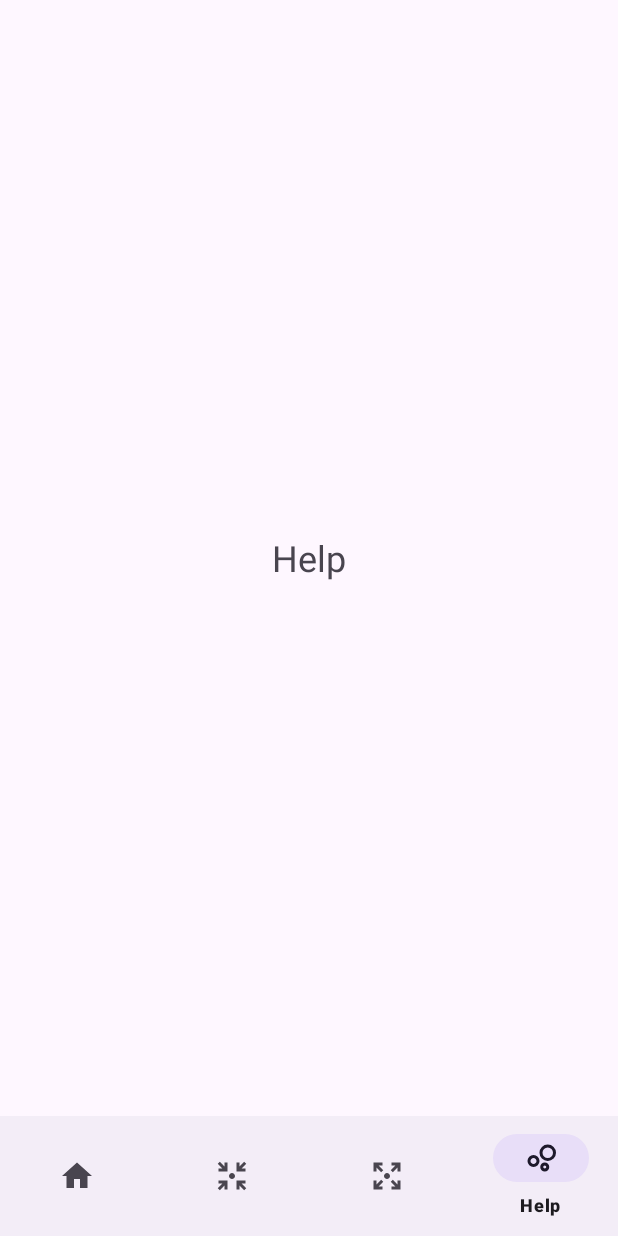
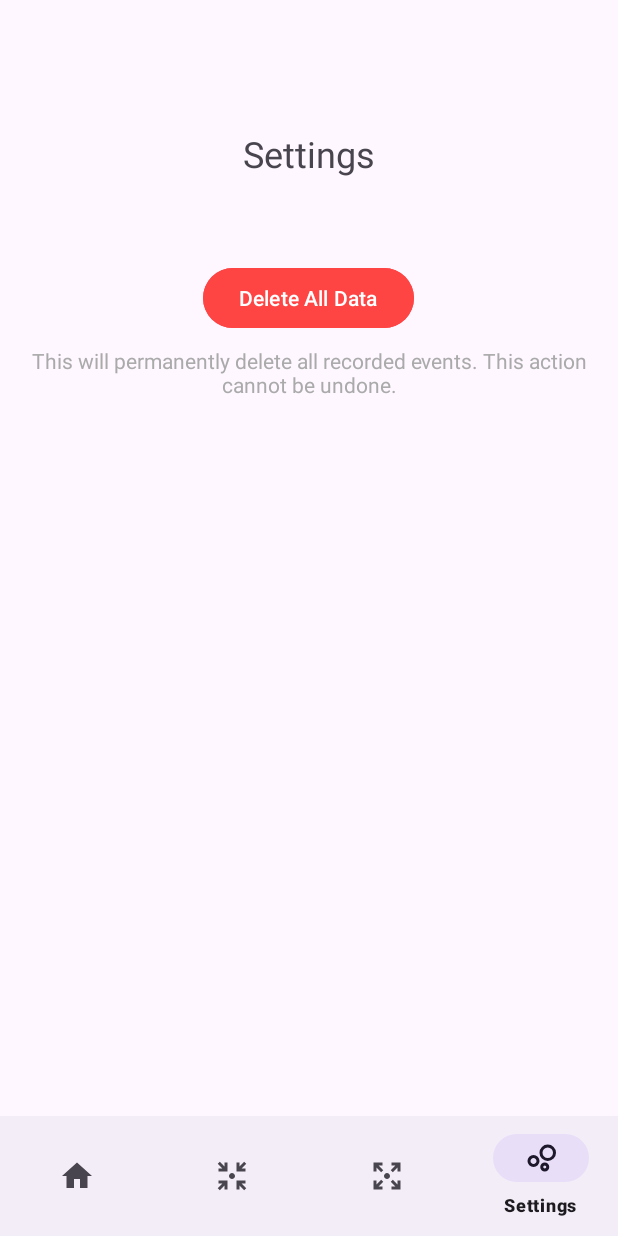
Before and after one commit to billpottle/LibreLog, an Android app: the screen it shows after launch (MainActivity), item 4 of the bottom bar chosen, on a phone screen of 412 x 824 dp. Run offline under Robolectric (Android 15) with nearby library versions, the phone set to English and light mode, and no system bars; our stand-ins replace Room's generated code; libraries missing offline, so code that uses them is left out: com.github.mikephil.charting; 6 statements that could not run were skipped.

Commit message:
adding the ability to delete entries

```diff
--- a/app/src/main/java/com/example/librelog/LogEntryDao.java
+++ b/app/src/main/java/com/example/librelog/LogEntryDao.java
@@ -2,6 +2,7 @@ package com.example.librelog;
 
 import androidx.room.Dao;
 import androidx.room.Insert;
+import androidx.room.OnConflictStrategy; // Added this import
 import androidx.room.Query;
 
 import java.util.List;
@@ -11,6 +12,12 @@ public interface LogEntryDao {
     @Insert
     void insert(LogEntry logEntry);
 
+    @Insert(onConflict = OnConflictStrategy.REPLACE) // Added this method
+    void insertAll(LogEntry... logEntries);
+
     @Query("SELECT * FROM log_entries ORDER BY timestamp DESC")
     List<LogEntry> getAllLogEntries();
+
+    @Query("DELETE FROM log_entries") // This is the missing method
+    void deleteAllEntries();
 }
--- a/app/src/main/java/com/example/librelog/MainActivity.java
+++ b/app/src/main/java/com/example/librelog/MainActivity.java
@@ -5,7 +5,7 @@ import androidx.appcompat.app.AppCompatActivity;
 import androidx.fragment.app.Fragment;
 import androidx.fragment.app.FragmentManager;
 import androidx.fragment.app.FragmentTransaction;
-import com.example.librelog.ui.HelpFragment;
+import com.example.librelog.ui.SettingsFragment;
 import com.example.librelog.ui.HomeFragment;
 import com.example.librelog.ui.InputFragment;
 import com.example.librelog.ui.OutputFragment;
@@ -33,7 +33,7 @@ public class MainActivity extends AppCompatActivity {
             } else if (itemId == R.id.navigation_output) {
                 selectedFragment = new OutputFragment();
             } else if (itemId == R.id.navigation_help) {
-                selectedFragment = new HelpFragment();
+                selectedFragment = new SettingsFragment();
             }
 
             if (selectedFragment != null) {
--- a/app/src/main/java/com/example/librelog/ui/HelpFragment.java
+++ /dev/null
@@ -1,19 +0,0 @@
-package com.example.librelog.ui;
-
-import android.os.Bundle;
-import android.view.LayoutInflater;
-import android.view.View;
-import android.view.ViewGroup;
-import androidx.annotation.NonNull;
-import androidx.annotation.Nullable;
-import androidx.fragment.app.Fragment;
-import com.example.librelog.R;
-
-public class HelpFragment extends Fragment {
-
-    @Nullable
-    @Override
-    public View onCreateView(@NonNull LayoutInflater inflater, @Nullable ViewGroup container, @Nullable Bundle savedInstanceState) {
-        return inflater.inflate(R.layout.fragment_help, container, false);
-    }
-}
--- a/app/src/main/res/layout/fragment_help.xml
+++ /dev/null
@@ -1,14 +0,0 @@
-<?xml version="1.0" encoding="utf-8"?>
-<LinearLayout xmlns:android="http://schemas.android.com/apk/res/android"
-    android:layout_width="match_parent"
-    android:layout_height="match_parent"
-    android:gravity="center"
-    android:orientation="vertical">
-
-    <TextView
-        android:layout_width="wrap_content"
-        android:layout_height="wrap_content"
-        android:text="@string/title_help"
-        android:textSize="24sp" />
-
-</LinearLayout>
--- /dev/null
+++ b/app/src/main/res/layout/fragment_settings.xml
@@ -0,0 +1,38 @@
+<?xml version="1.0" encoding="utf-8"?>
+<LinearLayout xmlns:android="http://schemas.android.com/apk/res/android"
+    xmlns:tools="http://schemas.android.com/tools"
+    android:layout_width="match_parent"
+    android:layout_height="match_parent"
+    android:gravity="center_horizontal"
+    android:orientation="vertical"
+    android:padding="16dp"
+    tools:context=".ui.SettingsFragment">
+
+    <TextView
+        android:id="@+id/text_settings_title"
+        android:layout_width="wrap_content"
+        android:layout_height="wrap_content"
+        android:text="@string/title_settings"
+        android:textSize="24sp"
+        android:layout_marginTop="70dp"
+        android:layout_marginBottom="24dp"/>
+
+    <Button
+        android:id="@+id/button_delete_all_data"
+        android:layout_width="wrap_content"
+        android:layout_height="wrap_content"
+        android:layout_marginTop="32dp"
+        android:text="Delete All Data"
+        android:backgroundTint="@android:color/holo_red_light" />
+
+    <TextView
+        android:id="@+id/text_delete_warning"
+        android:layout_width="wrap_content"
+        android:layout_height="wrap_content"
+        android:layout_marginTop="8dp"
+        android:text="This will permanently delete all recorded events. This action cannot be undone."
+        android:textColor="@android:color/darker_gray"
+        android:textSize="14sp"
+        android:gravity="center_horizontal"/>
+
+</LinearLayout>
--- a/app/src/main/res/menu/bottom_navigation_menu.xml
+++ b/app/src/main/res/menu/bottom_navigation_menu.xml
@@ -14,5 +14,5 @@
     <item
         android:id="@+id/navigation_help"
         android:icon="@drawable/ic_help"
-        android:title="@string/title_help" />
+        android:title="@string/title_settings" />
 </menu>
--- a/app/src/main/res/values/strings.xml
+++ b/app/src/main/res/values/strings.xml
@@ -3,5 +3,5 @@
     <string name="title_home">Home</string>
     <string name="title_input">Input</string>
     <string name="title_output">Output</string>
-    <string name="title_help">Help</string>
+    <string name="title_settings">Settings</string>
 </resources>
--- a/gradle/libs.versions.toml
+++ b/gradle/libs.versions.toml
@@ -1,5 +1,5 @@
 [versions]
-agp = "8.12.0"
+agp = "8.12.1"
 junit = "4.13.2"
 junitVersion = "1.1.5"
 espressoCore = "3.5.1"
```
Also changed, not shown: app/src/main/java/com/example/librelog/ui/ImportFragment.java (added, +158 -0 lines), app/src/main/java/com/example/librelog/ui/SettingsFragment.java (added, +107 -0 lines), app/src/main/res/layout/fragment_import.xml (added, +34 -0 lines).
